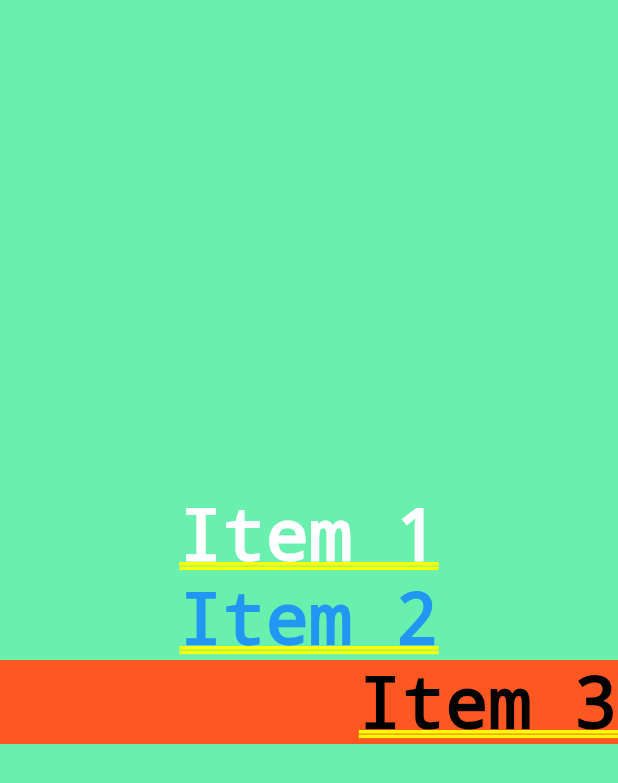
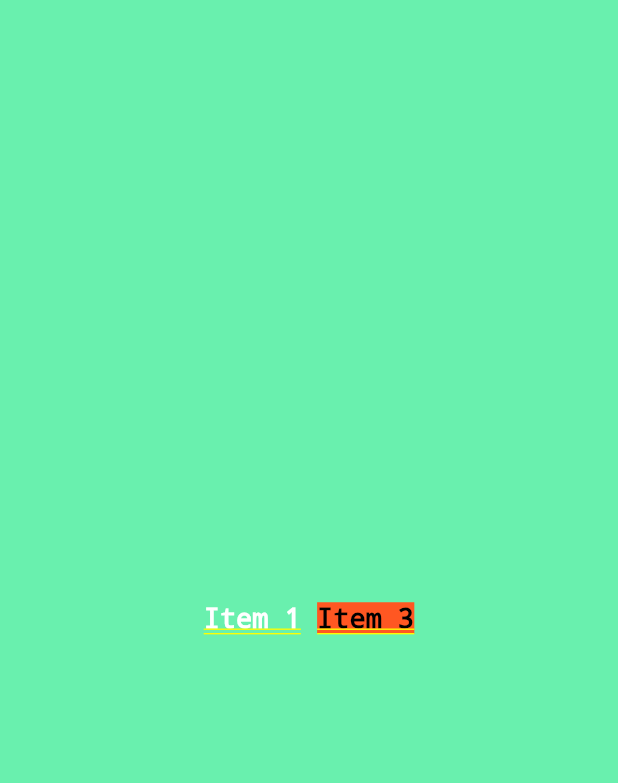
Before and after one commit to vedanshdwivedi/Flutter-Development, a Flutter app: the screen it shows after launch, on a phone screen of 412 x 824 dp. Shown: the top 783 px of the screen. Run offline on Flutter 3.47's test engine with Material 2 defaults, Android fonts, the phone set to English and light mode, and no system bars.

Commit message:
Introducing Rows

```diff
--- a/intro_layouts_container/lib/home.dart
+++ b/intro_layouts_container/lib/home.dart
@@ -5,7 +5,25 @@ class Home extends StatelessWidget{
   Widget build(BuildContext context) {
     return Container(
       color: Colors.greenAccent,
-      child: new Column(
+
+      child: new Row(
+        mainAxisAlignment: MainAxisAlignment.center,
+        children: <Widget>[
+          new Text("Item 1 ", style: new TextStyle(color: Colors.white, fontSize: 18, ),),
+          new Container(
+            color: Colors.deepOrange,
+            child: new Text("Item 3", style: new TextStyle(color: Colors.black, fontSize: 18),),
+          )
+        ],
+      ),
+
+
+
+
+
+
+      /*
+        child: new Column(
         mainAxisAlignment: MainAxisAlignment.center,
         children: <Widget>[
           new Text("Item 1", style: new TextStyle(color: Colors.white),),
@@ -16,7 +34,7 @@ class Home extends StatelessWidget{
             child: new Text("Item 3", style: new TextStyle(color: Colors.black),),
           ),
         ],
-      ),
+      ),*/
 
 
 
```
